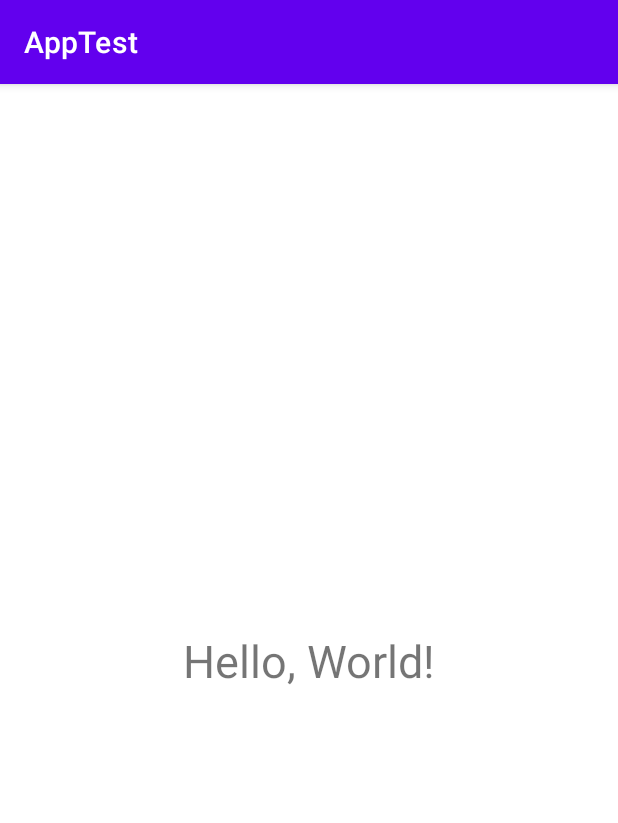
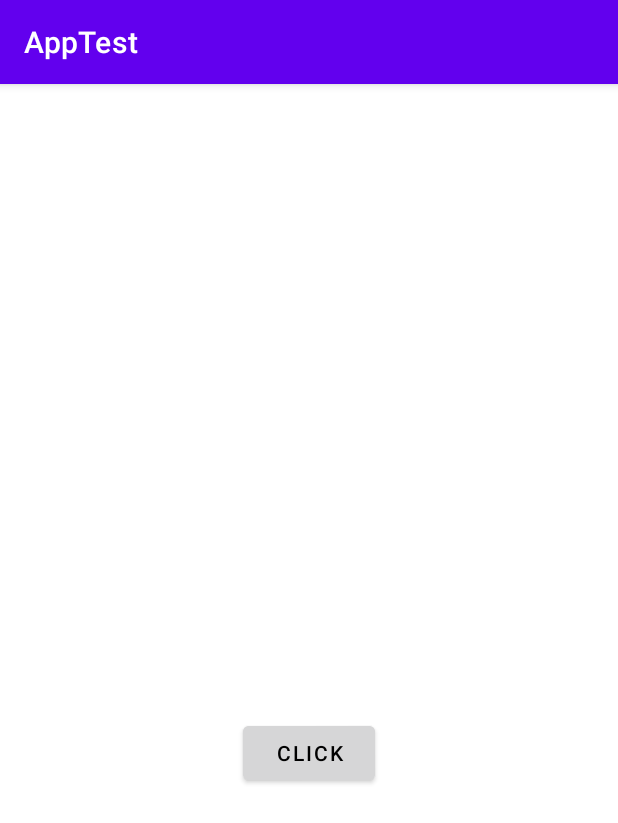
Before and after one commit to josevini/android, an Android app: the screen it shows after launch (MainActivity), on a phone screen of 412 x 824 dp. Shown: the top 823 px of the screen. Run offline under Robolectric (Android 15) with nearby library versions, the phone set to English and light mode, and no system bars.

Commit message:
Update activity_main.xml

```diff
--- a/AppTeste/app/src/main/res/layout/activity_main.xml
+++ b/AppTeste/app/src/main/res/layout/activity_main.xml
@@ -7,13 +7,28 @@
     tools:context=".MainActivity">
 
     <TextView
+        android:id="@+id/textView"
         android:layout_width="wrap_content"
         android:layout_height="wrap_content"
-        android:text="@string/message"
+        android:layout_marginTop="260dp"
         android:textSize="30sp"
-        app:layout_constraintBottom_toBottomOf="parent"
+        app:layout_constraintHorizontal_bias="0.498"
         app:layout_constraintLeft_toLeftOf="parent"
         app:layout_constraintRight_toRightOf="parent"
         app:layout_constraintTop_toTopOf="parent" />
 
+    <Button
+        android:id="@+id/button"
+        android:layout_width="wrap_content"
+        android:layout_height="wrap_content"
+        android:backgroundTint="@color/grey"
+        android:text="@string/button"
+        android:textColor="@color/black"
+        app:layout_constraintBottom_toBottomOf="parent"
+        app:layout_constraintEnd_toEndOf="parent"
+        app:layout_constraintStart_toStartOf="parent"
+        app:layout_constraintTop_toBottomOf="@+id/textView"
+        app:layout_constraintVertical_bias="0.289"
+        app:rippleColor="@color/light_grey" />
+
 </androidx.constraintlayout.widget.ConstraintLayout>
```
